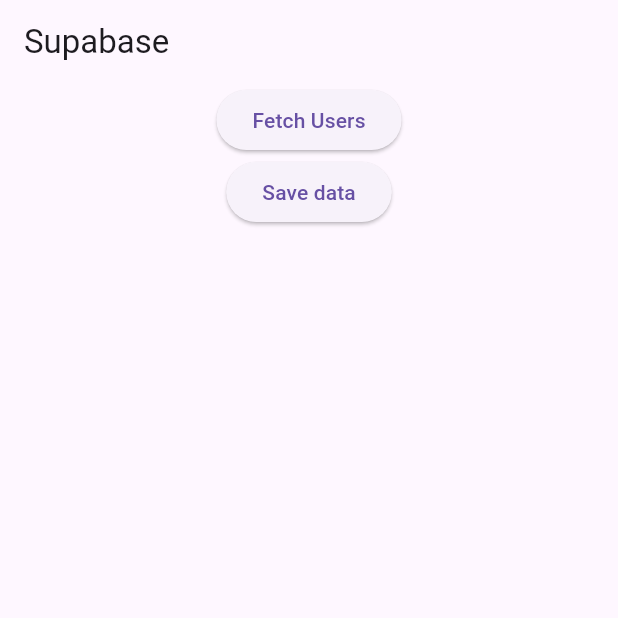
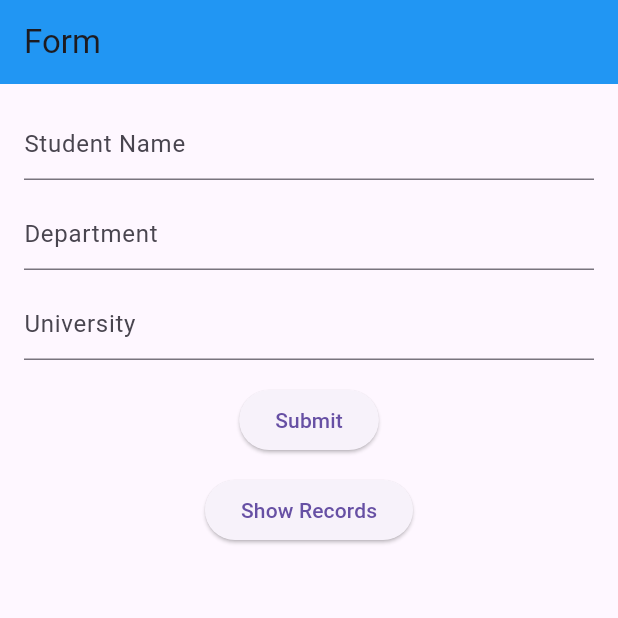
Before and after one commit to U-Byte-uni/flutter_labs, a Flutter app: the screen it shows after launch, on a phone screen of 412 x 824 dp, the top half of it. Run offline on Flutter 3.47's test engine with Material 3 defaults, Android fonts, the phone set to English and light mode, and no system bars; our stand-ins replace google_fonts, shared_preferences, supabase_flutter; accounts and stored records are empty.

Commit message:
Supabase

```diff
--- a/quiz/lib/Controllers/education_controller.dart
+++ b/quiz/lib/Controllers/education_controller.dart
@@ -0,0 +1,44 @@
+import 'package:supabase_flutter/supabase_flutter.dart';
+import 'package:quiz/Models/education_model.dart';
+
+class EducationController {
+  static Future<void> initialize() async {
+    await Supabase.initialize(
+      url: 'https://zvgjlkrymuqdwntrsegx.supabase.co',
+      anonKey: 'sb_publishable_HDXhoxyemG3Yvs_AD7Dcwg_vjWVTR1R',
+    );
+  }
+
+  final supabase = Supabase.instance.client;
+  List<EducationModel> educationList = [];
+
+  Future<bool> saveEducation(String name, String dept, String university) async {
+    try {
+      final education = EducationModel(
+        studentName: name.trim(),
+        dept: dept.trim(),
+        university: university.trim(),
+      );
+
+      await supabase.from('education').insert(education.toJson());
+      return true;
+    } catch (e) {
+      return false;
+    }
+  }
+
+  Future<void> fetchEducationList() async {
+    try {
+      final data = await supabase
+          .from('education')
+          .select()
+          .order('id', ascending: false);
+
+      educationList = (data as List)
+          .map((json) => EducationModel.fromJson(json))
+          .toList();
+    } catch (e) {
+      educationList = [];
+    }
+  }
+}
--- a/quiz/lib/Models/education_model.dart
+++ b/quiz/lib/Models/education_model.dart
@@ -0,0 +1,32 @@
+class EducationModel {
+  final int? id;
+  final String studentName;
+  final String dept;
+  final String university;
+
+  EducationModel({
+    this.id,
+    required this.studentName,
+    required this.dept,
+    required this.university,
+  });
+
+  // Convert model to JSON for Supabase
+  Map<String, dynamic> toJson() {
+    return {
+      'student_name': studentName,
+      'dept': dept,
+      'university': university,
+    };
+  }
+
+  // Create model from JSON (optional, for fetching data)
+  factory EducationModel.fromJson(Map<String, dynamic> json) {
+    return EducationModel(
+      id: json['id'],
+      studentName: json['student_name'] ?? '',
+      dept: json['dept'] ?? '',
+      university: json['university'] ?? '',
+    );
+  }
+}
--- a/quiz/lib/Screens/education_form_screen.dart
+++ b/quiz/lib/Screens/education_form_screen.dart
@@ -0,0 +1,112 @@
+import 'package:flutter/material.dart';
+import 'package:quiz/Controllers/education_controller.dart';
+
+class EducationFormScreen extends StatefulWidget {
+  @override
+  State<EducationFormScreen> createState() => _EducationFormScreenState();
+}
+
+class _EducationFormScreenState extends State<EducationFormScreen> {
+  final controller = EducationController();
+  final nameController = TextEditingController();
+  final deptController = TextEditingController();
+  final universityController = TextEditingController();
+  bool isLoading = false;
+  bool showRecords = false;
+
+  void loadData() async {
+    await controller.fetchEducationList();
+    setState(() {
+      showRecords = true;
+    });
+  }
+
+  void saveData() async {
+    if (nameController.text.isEmpty ||
+        deptController.text.isEmpty ||
+        universityController.text.isEmpty) {
+      ScaffoldMessenger.of(context).showSnackBar(
+        SnackBar(content: Text('All fields are required')),
+      );
+      return;
+    }
+
+    setState(() => isLoading = true);
+
+    bool success = await controller.saveEducation(
+      nameController.text,
+      deptController.text,
+      universityController.text,
+    );
+
+    setState(() => isLoading = false);
+
+    if (success) {
+      nameController.clear();
+      deptController.clear();
+      universityController.clear();
+      ScaffoldMessenger.of(context).showSnackBar(
+        SnackBar(content: Text('Saved successfully!')),
+      );
+    } else {
+      ScaffoldMessenger.of(context).showSnackBar(
+        SnackBar(content: Text('Error saving data')),
+      );
+    }
+  }
+
+  @override
+  Widget build(BuildContext context) {
+    return Scaffold(
+      appBar: AppBar(title: Text('Form'),
+      backgroundColor: Colors.blue,),
+      body: Padding(
+        padding: EdgeInsets.all(16),
+        child: Column(
+          children: [
+            TextField(
+              controller: nameController,
+              decoration: InputDecoration(hintText: 'Student Name'),
+            ),
+            SizedBox(height: 12),
+            TextField(
+              controller: deptController,
+              decoration: InputDecoration(hintText: 'Department'),
+            ),
+            SizedBox(height: 12),
+            TextField(
+              controller: universityController,
+              decoration: InputDecoration(hintText: 'University'),
+            ),
+            SizedBox(height: 16),
+            ElevatedButton(
+              onPressed: isLoading ? null : saveData,
+              child: isLoading ? CircularProgressIndicator() : Text('Submit'),
+            ),
+            SizedBox(height: 12),
+            ElevatedButton(
+              onPressed: loadData,
+              child: Text('Show Records'),
+            ),
+            SizedBox(height: 12),
+            if (showRecords)
+              Expanded(
+                child: controller.educationList.isEmpty
+                    ? Center(child: Text('No records'))
+                    : ListView.builder(
+                  itemCount: controller.educationList.length,
+                  itemBuilder: (context, index) {
+                    final item = controller.educationList[index];
+                    return ListTile(
+                      title: Text(item.studentName),
+                      subtitle: Text('${item.dept} - ${item.university}'),
+                    );
+                  },
+                ),
+              ),
+          ],
+        ),
+      ),
+    );
+  }
+}
--- a/quiz/lib/main.dart
+++ b/quiz/lib/main.dart
@@ -1,9 +1,10 @@
 import 'package:flutter/material.dart';
-import 'package:quiz/Controllers/supabase_controller.dart';
+import 'package:quiz/Controllers/education_controller.dart';
+import 'package:quiz/Screens/education_form_screen.dart';
 
 void main() async {
   WidgetsFlutterBinding.ensureInitialized();
-  await SupabaseController.initialize();
+  await EducationController.initialize();
   runApp(const MyApp());
 }
 
@@ -13,44 +14,9 @@
   @override
   Widget build(BuildContext context) {
     return MaterialApp(
-      home: HomePage(),
+      title: 'Education Form',
+      home: EducationFormScreen(),
+      debugShowCheckedModeBanner: false,
     );
   }
 }
-
-class HomePage extends StatefulWidget {
-  const HomePage({Key? key}) : super(key: key);
-
-  @override
-  State<HomePage> createState() => _HomePageState();
-}
-
-class _HomePageState extends State<HomePage> {
-  final controller = SupabaseController();
-
-  @override
-  Widget build(BuildContext context) {
-    return Scaffold(
-      appBar: AppBar(title: const Text('Supabase')),
-      body: Column(
-        children: [
-          Center(
-            child: ElevatedButton(
-              onPressed: ()  {
-                controller.fetchUsers();
-              },
-              child: const Text('Fetch Users'),
-            ),
-          ),
-
-           ElevatedButton(
-            onPressed: ()  {
-              controller.saveData();
-            },
-            child: const Text('Save data'),
-          ),
-        ],
-      ),
-    );
-  }
-}
--- a/quiz/pubspec.yaml
+++ b/quiz/pubspec.yaml
@@ -34,6 +34,7 @@
   # The following adds the Cupertino Icons font to your application.
   # Use with the CupertinoIcons class for iOS style icons.
   cupertino_icons: ^1.0.8
+  get: ^4.6.6
   supabase_flutter: ^2.0.0
 
 dev_dependencies:
```
Also changed, not shown: quiz/pubspec.lock.
